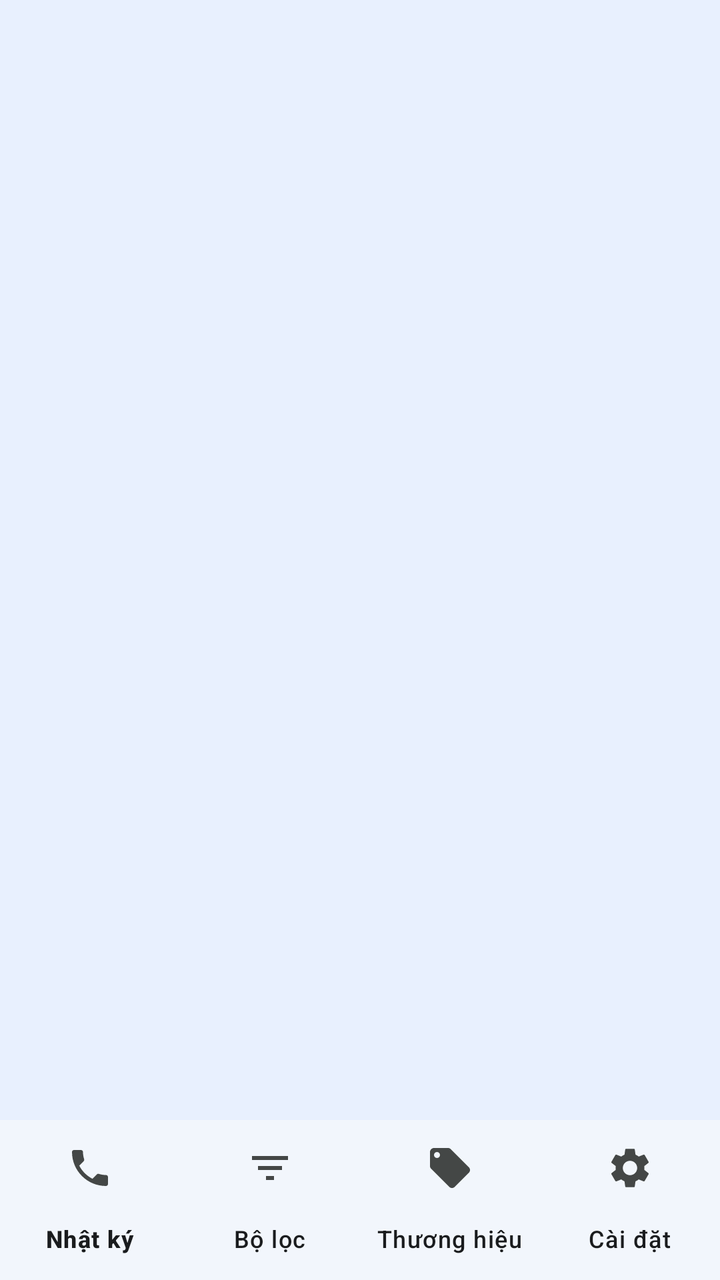
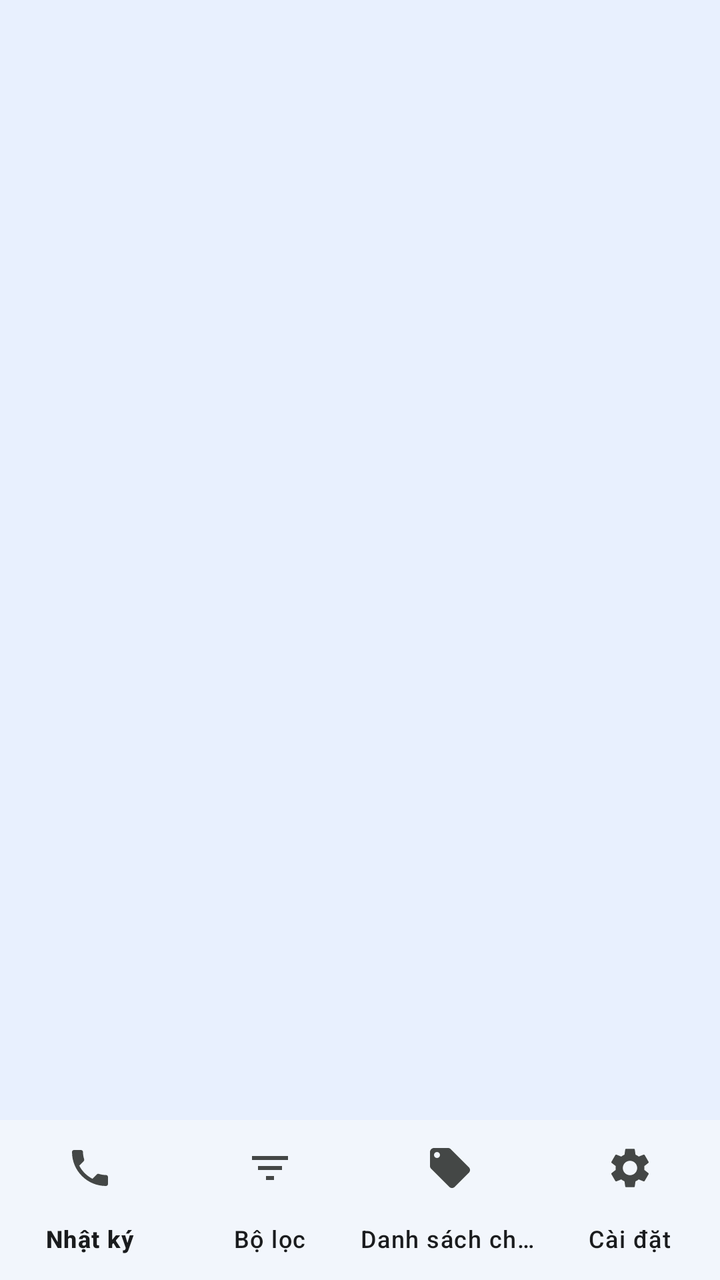

An Android layout rendered at two revisions. The XML below is the earlier revision; the diff shows what the commit changed to produce the second picture.
<!-- AndroidManifest.xml: application theme Theme.CallBlock -->
<!-- res/layout/activity_main.xml -->
<?xml version="1.0" encoding="utf-8"?>
<LinearLayout xmlns:android="http://schemas.android.com/apk/res/android"
    xmlns:app="http://schemas.android.com/apk/res-auto"
    android:layout_width="match_parent"
    android:layout_height="match_parent"
    android:background="@color/pixel_blue_bg"
    android:orientation="vertical">

    <FrameLayout
        android:id="@+id/fragment_container"
        android:layout_width="match_parent"
        android:layout_height="0dp"
        android:layout_weight="1" />

    <com.google.android.material.bottomnavigation.BottomNavigationView
        android:id="@+id/bottomNavigation"
        android:layout_width="match_parent"
        android:layout_height="wrap_content"
        android:background="@color/pixel_blue_surface"
        app:itemActiveIndicatorStyle="@style/Widget.Material3.BottomNavigationView.ActiveIndicator"
        app:itemIconTint="@color/nav_icon_unselected"
        app:itemRippleColor="@null"
        app:itemTextColor="@color/text_primary"
        app:labelVisibilityMode="labeled"
        app:menu="@menu/bottom_nav_menu" />

</LinearLayout>
<!-- resources referenced by this layout -->
<resources>
  <color name="nav_icon_unselected">#444746</color>
  <color name="pixel_blue_bg">#E8F0FE</color>
  <color name="pixel_blue_surface">#F2F6FC</color>
  <color name="text_primary">#1A1C1E</color>
  <style name="Theme.CallBlock" parent="Base.Theme.CallBlock" />
  <style name="Base.Theme.CallBlock" parent="Theme.Material3.DayNight.NoActionBar">
          
          <item name="colorPrimary">@color/primary</item>
          <item name="colorOnPrimary">@color/on_primary</item>
          <item name="colorPrimaryContainer">@color/primary_container</item>
          <item name="colorOnPrimaryContainer">@color/on_primary_container</item>
          <item name="android:statusBarColor">@color/pixel_blue_bg</item>
          <item name="android:windowLightStatusBar">true</item>
          <item name="android:windowBackground">@color/pixel_blue_bg</item>
      </style>
  <color name="primary">#2B5EA7</color>
  <color name="on_primary">#FFFFFF</color>
  <color name="primary_container">#D8E2FF</color>
  <color name="on_primary_container">#001A41</color>
</resources>

<!-- the commit's change to res/layout/activity_main.xml (unified diff, before → after) -->
@@ -4,6 +4,7 @@
     android:layout_width="match_parent"
     android:layout_height="match_parent"
     android:background="@color/pixel_blue_bg"
+    android:fitsSystemWindows="true"
     android:orientation="vertical">
 
     <FrameLayout
